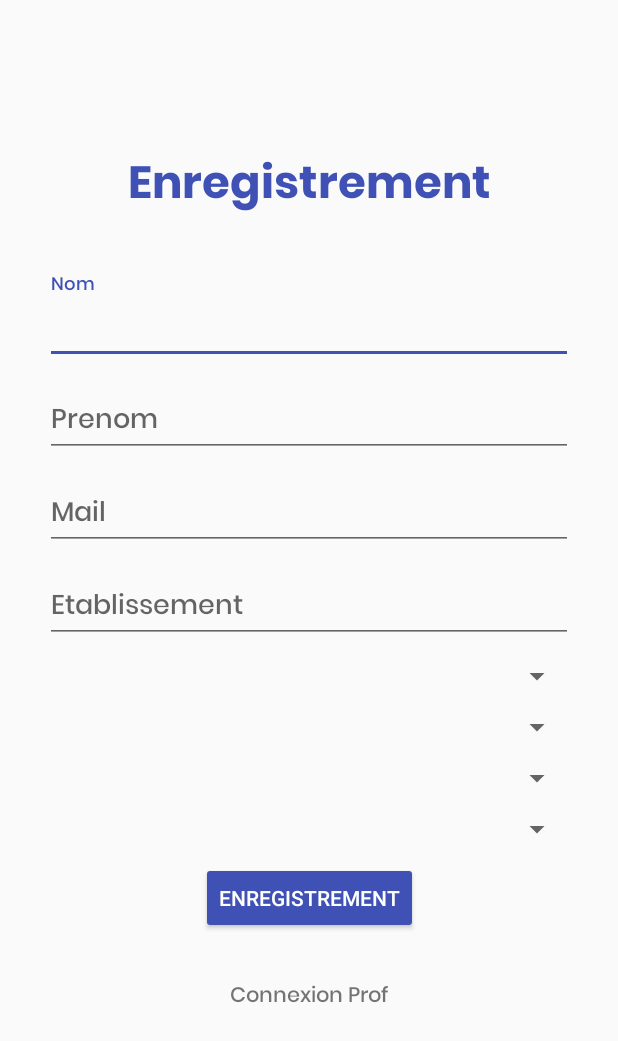
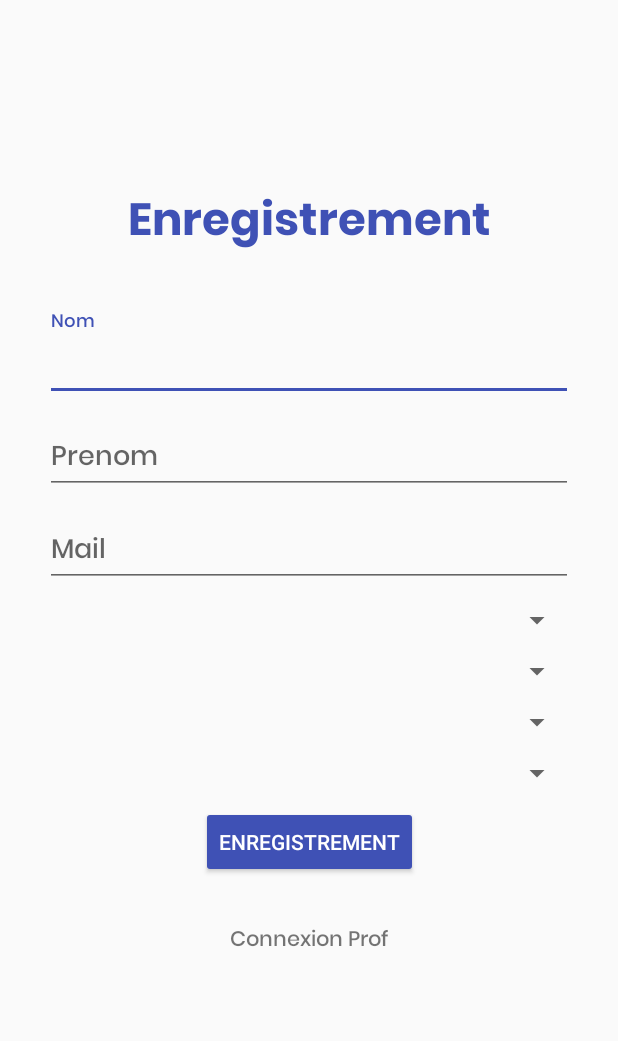
Before and after one commit to dubosqN/rostand-visit, an Android app: the etudiant_form screen opened directly, with no data from a screen before it, on a phone screen of 412 x 824 dp. Shown: the top 1041 px of the screen. Run offline under Robolectric (Android 15) with nearby library versions, the phone set to English and light mode, and no system bars; our stand-ins replace Volley; network calls fail.

Commit message:
Sprint 2

```diff
--- a/app/src/main/AndroidManifest.xml
+++ b/app/src/main/AndroidManifest.xml
@@ -28,7 +28,9 @@
                 <category android:name="android.intent.category.LAUNCHER" />
             </intent-filter>
         </activity>
-        <activity android:name=".prof_accueil" />
+        <activity android:name=".prof_accueil"
+            android:theme="@style/Theme.Design.Light.NoActionBar"
+            />
         <activity
             android:name=".etudiant_form"
             android:theme="@style/Theme.Design.Light.NoActionBar">
--- a/app/src/main/res/layout/activity_etudiant_form.xml
+++ b/app/src/main/res/layout/activity_etudiant_form.xml
@@ -103,17 +103,7 @@
             android:layout_marginLeft="30dp"
             android:layout_marginRight="30dp"
             app:layout_constraintTop_toBottomOf="@+id/textInputLayoutUsername"
-            tools:layout_editor_absoluteX="0dp">
-
-            <com.google.android.material.textfield.TextInputEditText
-                android:id="@+id/password_login"
-                android:theme="@style/AppTheme"
-                android:layout_width="match_parent"
-                android:layout_height="wrap_content"
-                android:fontFamily="@font/poppinsmedium"
-                android:hint="@string/etablissement"
-                tools:targetApi="jelly_bean" />
-        </com.google.android.material.textfield.TextInputLayout>
+            tools:layout_editor_absoluteX="0dp"/>
 
 
         <Spinner
--- a/app/src/main/res/layout/activity_prof_accueil.xml
+++ b/app/src/main/res/layout/activity_prof_accueil.xml
@@ -20,7 +20,7 @@
         app:layout_constraintStart_toStartOf="parent"
         app:layout_constraintTop_toTopOf="parent" />
 
-    <Spinner
+<!--    <Spinner
         android:id="@+id/spinner_annee"
         android:fontFamily="@font/poppinsmedium"
         android:theme="@style/AppTheme"
@@ -39,6 +39,6 @@
         android:layout_height="match_parent"
         tools:layout_editor_absoluteX="102dp"
         tools:layout_editor_absoluteY="205dp"
-        app:layout_constraintTop_toBottomOf="@+id/spinner_annee"/>
+        app:layout_constraintTop_toBottomOf="@+id/spinner_annee"/>-->
 
 </androidx.constraintlayout.widget.ConstraintLayout>
```
Also changed, not shown: app/src/main/java/com/example/prof_accueil.java (+43 -24 lines).
